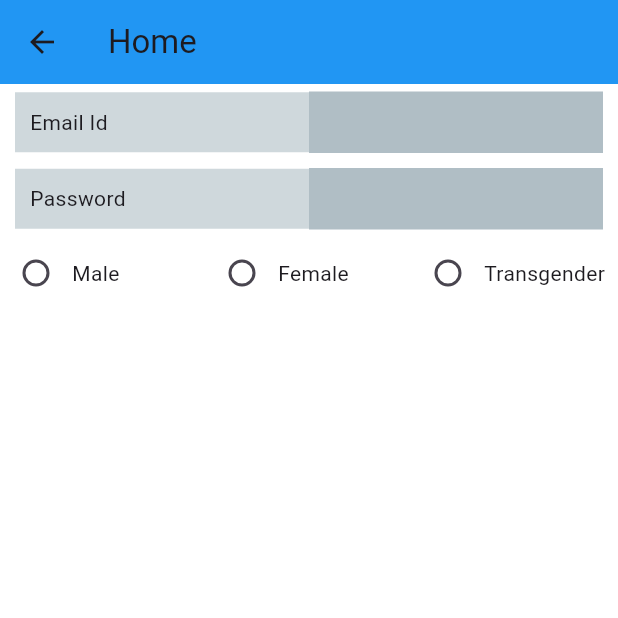
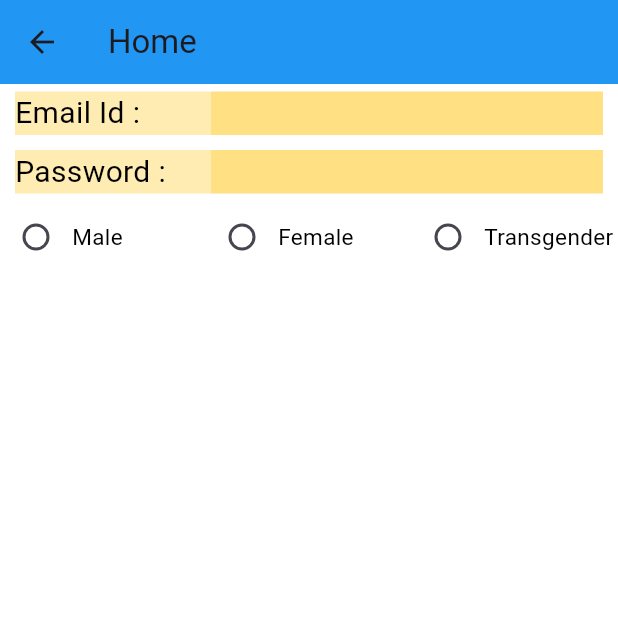
Before and after one commit to sahetu/asia_pacific_app, a Flutter app: the HomeState screen opened directly with empty values, on a phone screen of 412 x 824 dp, the top half of it. Run offline on Flutter 3.47's test engine with Material 3 defaults, Android fonts, the phone set to English and light mode, and no system bars; our stand-ins replace fluttertoast.

Commit message:
Home Changes

```diff
--- a/lib/home.dart
+++ b/lib/home.dart
@@ -19,11 +19,10 @@ class HomeMain extends State<HomeState>{
   @override
   Widget build(BuildContext context) {
     // TODO: implement build
-    //throw UnimplementedError();
     return Scaffold(
       appBar: AppBar(
+        title: Text("Home"),
         backgroundColor: Colors.blue,
-        title: Text("Home"),
       ),
       backgroundColor: Colors.white,
       body: Container(
@@ -36,20 +35,27 @@ class HomeMain extends State<HomeState>{
                   Expanded(
                     flex: 1,
                     child: Container(
-                      color: Colors.blueGrey.shade100,
-                      child: Padding(
-                        padding: const EdgeInsets.all(10.0),
-                        child: Text("Email Id"),
+                      color: Colors.amber.shade100,
+                      child: Text(
+                        "Email Id : ",
+                        style: TextStyle(
+                          fontSize: 20.0,
+                          color: Colors.black
+                        ),
                       ),
                     ),
                   ),
                   Expanded(
-                    flex: 1,
+                    flex: 2,
                     child: Container(
-                      color: Colors.blueGrey.shade200,
-                      child: Padding(
-                        padding: const EdgeInsets.all(10.0),
-                        child: Text(widget.sEmail, style: TextStyle(color: Colors.black,fontWeight: FontWeight.bold),),
+                      color: Colors.amber.shade200,
+                      child: Text(
+                        widget.sEmail,
+                        style: TextStyle(
+                          fontSize: 20.0,
+                          color: Colors.black,
+                          fontWeight: FontWeight.bold
+                        ),
                       ),
                     ),
                   ),
@@ -63,20 +69,27 @@ class HomeMain extends State<HomeState>{
                   Expanded(
                     flex: 1,
                     child: Container(
-                      color: Colors.blueGrey.shade100,
-                      child: Padding(
-                        padding: const EdgeInsets.all(10.0),
-                        child: Text("Password"),
+                      color: Colors.amber.shade100,
+                      child: Text(
+                        "Password : ",
+                        style: TextStyle(
+                          fontSize: 20.0,
+                          color: Colors.black
+                        ),
                       ),
                     ),
                   ),
                   Expanded(
-                    flex: 1,
+                    flex: 2,
                     child: Container(
-                      color: Colors.blueGrey.shade200,
-                      child: Padding(
-                        padding: const EdgeInsets.all(10.0),
-                        child: Text(widget.sPassword, style: TextStyle(color: Colors.black,fontWeight: FontWeight.bold),),
+                      color: Colors.amber.shade200,
+                      child: Text(
+                        widget.sPassword,
+                        style: TextStyle(
+                          fontSize: 20.0,
+                          color: Colors.black,
+                          fontWeight: FontWeight.bold
+                        ),
                       ),
                     ),
                   ),
@@ -89,12 +102,16 @@ class HomeMain extends State<HomeState>{
                   flex: 1,
                   child: Row(
                     children: [
-                      Radio(value: 0, groupValue: iGroupValue, onChanged: (value){
+                      Radio(
+                        value: 0,
+                        groupValue: iGroupValue,
+                        onChanged: (value){
                           setState(() {
                             setGender(value,"Male");
                           });
-                      }),
-                      Text("Male")
+                        }
+                      ),
+                      Text("Male",style: TextStyle(color: Colors.black,fontSize: 15.0),),
                     ],
                   ),
                 ),
@@ -102,13 +119,16 @@ class HomeMain extends State<HomeState>{
                   flex: 1,
                   child: Row(
                     children: [
-                      Radio(value: 1, groupValue: iGroupValue, onChanged: (value){
+                      Radio(
+                        value: 1,
+                        groupValue: iGroupValue,
+                        onChanged: (value){
                           setState(() {
                             setGender(value,"Female");
                           });
-
-                      }),
-                      Text("Female")
+                        }
+                      ),
+                      Text("Female",style: TextStyle(color: Colors.black,fontSize: 15.0),),
                     ],
                   ),
                 ),
@@ -116,19 +136,21 @@ class HomeMain extends State<HomeState>{
                   flex: 1,
                   child: Row(
                     children: [
-                      Radio(value: 2, groupValue: iGroupValue, onChanged: (value){
+                      Radio(
+                        value: 2,
+                        groupValue: iGroupValue,
+                        onChanged: (value){
                           setState(() {
-                          setGender(value,"Trangender");
+                            setGender(value,"Transgender");
                           });
-
-                      }),
-                      Text("Transgender")
+                        }
+                      ),
+                      Text("Transgender",style: TextStyle(color: Colors.black,fontSize: 15.0),),
                     ],
                   ),
                 ),
               ],
-            )
-
+            ),
           ],
         ),
       ),
--- a/lib/login.dart
+++ b/lib/login.dart
@@ -112,7 +112,7 @@ class LoginMain extends State<LoginState>{
                             textColor: Colors.black,
                             fontSize: 16.0
                           );
-                          Navigator.push(context, MaterialPageRoute(builder: (_)=> HomeState(sEmail,sPassword)));
+                          Navigator.push(context, MaterialPageRoute(builder: (_)=>HomeState(sEmail,sPassword)));
                         }
                       },
                       child: Text(
```
Lines whose indentation alone changed are shown as unchanged.
